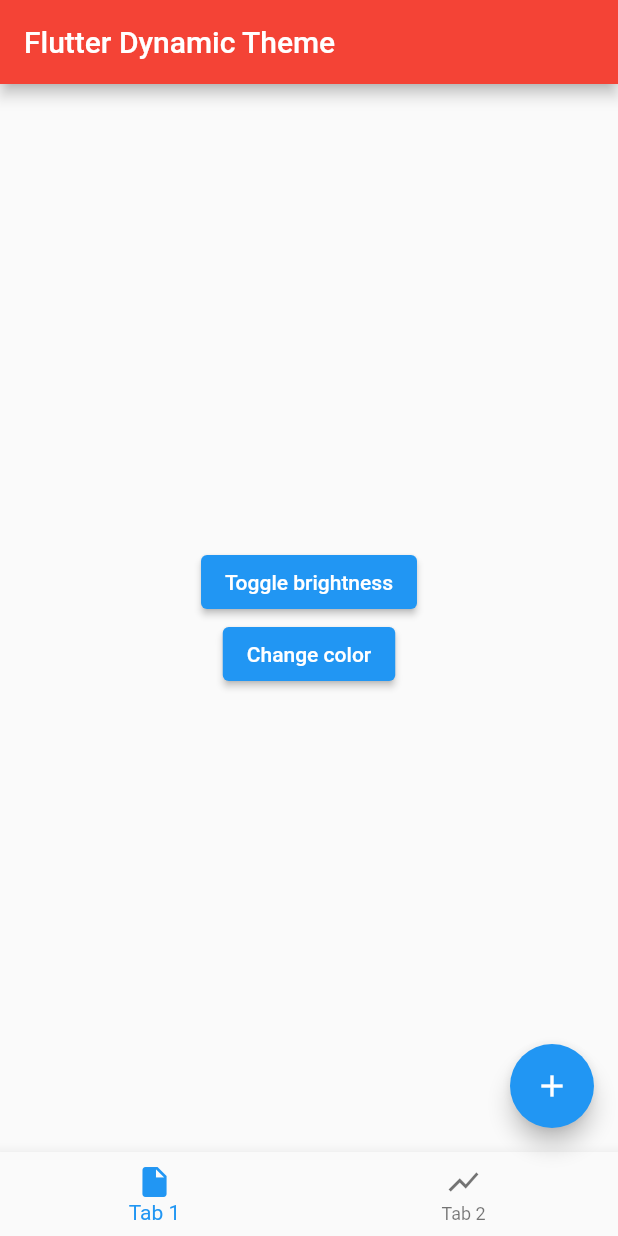
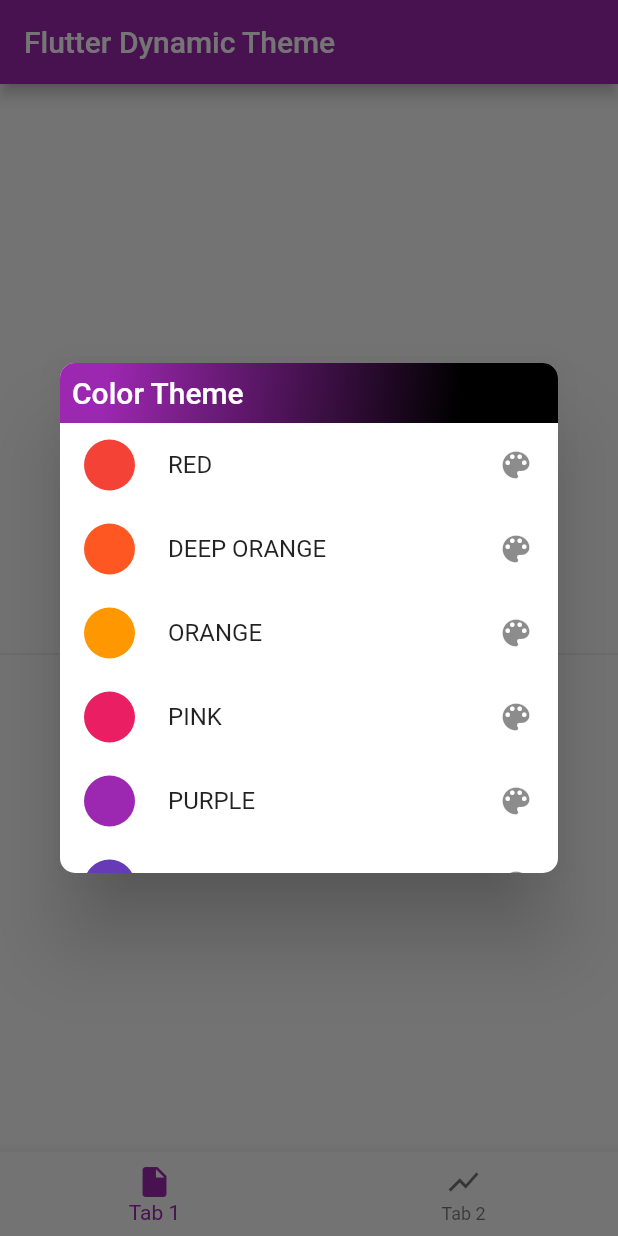
Before and after one commit to Grafritz/flutter_dynamic_theme, a Flutter app: the screen it shows after launch, after a tap on "Change color", on a phone screen of 412 x 824 dp. Run offline on Flutter 3.47's test engine with Material 2 defaults, Android fonts, the phone set to English and light mode, and no system bars; our stand-ins replace shared_preferences.

Commit message:
Add documentation and Screen... Add dynamic_colors

```diff
--- a/example/lib/main.dart
+++ b/example/lib/main.dart
@@ -1,6 +1,7 @@
 import 'package:flutter/material.dart';
 
 import 'package:flutter/services.dart';
+import 'package:flutter_dynamic_theme/dynamic_colors.dart';
 import 'package:flutter_dynamic_theme/flutter_dynamic_theme.dart';
 import 'package:flutter_dynamic_theme/theme_switcher_widgets.dart';
 
@@ -14,7 +15,7 @@
     return FlutterDynamicTheme(
       defaultBrightness: Brightness.light,
       data: (Brightness brightness) => ThemeData(
-        primarySwatch: Colors.indigo,
+        primarySwatch: Colors.purple,
         brightness: brightness,
       ),
       loadBrightnessOnStart: true,
@@ -38,6 +39,9 @@
 }
 
 class _MyHomePageState extends State<MyHomePage> {
+
+  Color _primarySwatch = DynamicColors.primaryColor[1];
+
   @override
   Widget build(BuildContext context) {
     return Scaffold(
@@ -53,15 +57,16 @@
               child: const Text('Toggle brightness'),
             ),
             ElevatedButton(
-              onPressed: changeColor,
+              onPressed: showChooser,
+              child: const Text('Pop Up Change brightness'),
+            ),
+            Divider(),
+            ElevatedButton(
+              onPressed: showActionsSettingsColorTheme,
               child: const Text('Change color'),
             ),
           ],
         ),
-      ),
-      floatingActionButton: FloatingActionButton(
-        onPressed: showChooser,
-        child: const Icon(Icons.add),
       ),
       bottomNavigationBar: BottomNavigationBar(
         items: <BottomNavigationBarItem>[
@@ -78,6 +83,63 @@
     );
   }
 
+  showActionsSettingsColorTheme() {
+    showDialog(
+        context: context,
+        barrierDismissible: true,
+        builder: (BuildContext context) {
+          return AlertDialog(
+              shape: RoundedRectangleBorder(
+                borderRadius: BorderRadius.circular(10),
+              ),
+              title: Container(
+                  width: MediaQuery.of(context).size.width,
+                  decoration: BoxDecoration(
+                    borderRadius: BorderRadius.only(topLeft: Radius.circular(10), topRight: Radius.circular(10)),
+                    gradient: LinearGradient(
+                        begin: Alignment.topLeft,
+                        end: Alignment.bottomRight,
+                        stops: [0.1, 0.8],
+                        colors: [Theme.of(context).primaryColor, Colors.black ]),
+                  ),
+                  padding: EdgeInsets.all(8),
+                  child: Row(
+                    children: <Widget>[
+                      Text( 'Color Theme', style: TextStyle(color: Colors.white),),
+                      Spacer(),
+                      Icon(Icons.close),
+                    ],
+                  )
+              ),
+              titlePadding: EdgeInsets.only(left: 0.0, right: 0.0, top: 0, bottom: 0),
+              contentPadding: EdgeInsets.only(left: 0.0, right: 0.0, top: 0, bottom: 0),
+              content:
+              Container(
+                width: double.maxFinite,
+                height: 300.0,
+                child: ListView.builder(shrinkWrap: true,
+                    itemCount: DynamicColors.primaryColor.length,
+                    itemBuilder: (BuildContext context, int i){
+                      return ListTile(
+                        leading: Container(
+                          decoration: BoxDecoration( borderRadius: BorderRadius.circular(20), color: DynamicColors.primaryColor[i],),
+                          width: 34, height: 34,),
+                        title: Text('${DynamicColors.primaryColorStr[i].toString().toUpperCase()}',),
+                        trailing: Icon(Icons.color_lens),
+                        onTap: () {
+                          setState(() {
+                            _primarySwatch = DynamicColors.primaryColor[i];
+                            FlutterDynamicTheme.of(context).setThemeData(new ThemeData(primarySwatch: _primarySwatch, ));
+                          });
+                          Navigator.pop(context);
+                        },
+                      );
+                    }
+                ),
+              )
+          );
+        });
+  }
   void showChooser() {
     showDialog<void>(
       context: context,
@@ -101,54 +163,3 @@
     );
   }
 }
-
-//region [ Default ]
-class MyApp2 extends StatefulWidget {
-  @override
-  _MyAppState createState() => _MyAppState();
-}
-
-class _MyAppState extends State<MyApp2> {
-  String _platformVersion = 'Unknown';
-
-  @override
-  void initState() {
-    super.initState();
-    // initPlatformState();
-  }
-
-  // Platform messages are asynchronous, so we initialize in an async method.
-  // Future<void> initPlatformState() async {
-  //   String platformVersion;
-  //   // Platform messages may fail, so we use a try/catch PlatformException.
-  //   try {
-  //     platformVersion = await FlutterDynamicTheme.platformVersion;
-  //   } on PlatformException {
-  //     platformVersion = 'Failed to get platform version.';
-  //   }
-  //
-  //   // If the widget was removed from the tree while the asynchronous platform
-  //   // message was in flight, we want to discard the reply rather than calling
-  //   // setState to update our non-existent appearance.
-  //   if (!mounted) return;
-  //
-  //   setState(() {
-  //     _platformVersion = platformVersion;
-  //   });
-  // }
-
-  @override
-  Widget build(BuildContext context) {
-    return MaterialApp(
-      home: Scaffold(
-        appBar: AppBar(
-          title: const Text('Plugin example app'),
-        ),
-        body: Center(
-          child: Text('Running on: $_platformVersion\n'),
-        ),
-      ),
-    );
-  }
-}
-//endregion
--- /dev/null
+++ b/lib/dynamic_colors.dart
@@ -0,0 +1,144 @@
+import 'package:flutter/material.dart';
+
+class DynamicColors{
+  static Color primaryColorSwatch = Colors.deepOrange;
+
+  static List colors = [
+    Colors.red,
+    Colors.purple,
+    Colors.blue,
+    Colors.deepPurple,
+    Colors.orange,
+    Colors.brown,
+    Colors.teal,
+    Colors.indigo,
+    Colors.white
+  ];
+
+  static List primaryColorStr = [
+    'red',
+    'deep Orange',
+    'orange',
+    'pink',
+    'purple',
+    'deep Purple',
+    'brown',
+    'indigo',
+    'blue',
+    'light Blue',
+    'cyan',
+    'blue Grey',
+    'teal',
+    'green',
+  ];
+
+  static List primaryColor = [
+    Colors.red,
+    Colors.deepOrange,
+    Colors.orange,
+    Colors.pink,
+    Colors.purple,
+    Colors.deepPurple,
+    Colors.brown,
+    Colors.indigo,
+    Colors.blue,
+    Colors.lightBlue,
+    Colors.cyan,
+    Colors.blueGrey,
+    Colors.teal,
+    Colors.green,
+  ];
+
+  getColorMaterial({ @required colorPrimary  }){
+    var result = Colors.white60;
+    DynamicColors.primaryColor.forEach((col) {
+      if( col==colorPrimary){
+        return col;
+      }
+    });
+    return result;
+  }
+
+
+  static List<ColorSwatch> materialColors = const <ColorSwatch>[
+    Colors.red,
+    Colors.pink,
+    Colors.purple,
+    Colors.deepPurple,
+    Colors.indigo,
+    Colors.blue,
+    Colors.lightBlue,
+    Colors.cyan,
+    Colors.teal,
+    Colors.green,
+    Colors.lightGreen,
+    Colors.lime,
+    Colors.yellow,
+    Colors.amber,
+    Colors.orange,
+    Colors.deepOrange,
+    Colors.brown,
+    Colors.grey,
+    Colors.blueGrey
+  ];
+
+  static List<ColorSwatch> accentColors = const <ColorSwatch>[
+    Colors.redAccent,
+    Colors.pinkAccent,
+    Colors.purpleAccent,
+    Colors.deepPurpleAccent,
+    Colors.indigoAccent,
+    Colors.blueAccent,
+    Colors.lightBlueAccent,
+    Colors.cyanAccent,
+    Colors.tealAccent,
+    Colors.greenAccent,
+    Colors.lightGreenAccent,
+    Colors.limeAccent,
+    Colors.yellowAccent,
+    Colors.amberAccent,
+    Colors.orangeAccent,
+    Colors.deepOrangeAccent,
+  ];
+
+  static List<ColorSwatch> fullMaterialColors = const <ColorSwatch>[
+    const ColorSwatch(0xFFFFFFFF, {500: Colors.white}),
+    const ColorSwatch(0xFF000000, {500: Colors.black}),
+    Colors.red,
+    Colors.redAccent,
+    Colors.pink,
+    Colors.pinkAccent,
+    Colors.purple,
+    Colors.purpleAccent,
+    Colors.deepPurple,
+    Colors.deepPurpleAccent,
+    Colors.indigo,
+    Colors.indigoAccent,
+    Colors.blue,
+    Colors.blueAccent,
+    Colors.lightBlue,
+    Colors.lightBlueAccent,
+    Colors.cyan,
+    Colors.cyanAccent,
+    Colors.teal,
+    Colors.tealAccent,
+    Colors.green,
+    Colors.greenAccent,
+    Colors.lightGreen,
+    Colors.lightGreenAccent,
+    Colors.lime,
+    Colors.limeAccent,
+    Colors.yellow,
+    Colors.yellowAccent,
+    Colors.amber,
+    Colors.amberAccent,
+    Colors.orange,
+    Colors.orangeAccent,
+    Colors.deepOrange,
+    Colors.deepOrangeAccent,
+    Colors.brown,
+    Colors.grey,
+    Colors.blueGrey
+  ];
+
+}
--- a/lib/flutter_dynamic_theme.dart
+++ b/lib/flutter_dynamic_theme.dart
@@ -5,22 +5,14 @@
 import 'package:flutter/material.dart';
 import 'package:shared_preferences/shared_preferences.dart';
 
+import 'dynamic_colors.dart';
+
 typedef ThemedWidgetBuilder = Widget Function(
     BuildContext context, ThemeData data);
 
 typedef ThemeDataWithBrightnessBuilder = ThemeData Function(
     Brightness brightness);
 
-/*class FlutterDynamicTheme {
-  static const MethodChannel _channel =
-      const MethodChannel('flutter_dynamic_theme');
-
-  static Future<String> get platformVersion async {
-    final String version = await _channel.invokeMethod('getPlatformVersion');
-    return version;
-  }
-
-}*/
 class FlutterDynamicTheme extends StatefulWidget {
   const FlutterDynamicTheme({
     Key key,
@@ -52,6 +44,8 @@
   static DynamicThemeState of(BuildContext context) {
     return context.findAncestorStateOfType<State<FlutterDynamicTheme>>();
   }
+
+  getPrimarySwatch() {}
 }
 
 class DynamicThemeState extends State<FlutterDynamicTheme> {
@@ -61,13 +55,18 @@
 
   bool _shouldLoadBrightness;
 
+  Color _primarySwatch;
+
   static const String _sharedPreferencesKey = 'isDark';
+  static const String _sharedPreferencesColorKey = 'primarySwatchColor';
 
   /// Get the current `ThemeData`
   ThemeData get themeData => _themeData;
 
   /// Get the current `Brightness`
   Brightness get brightness => _brightness;
+
+  Color get primarySwatch => _primarySwatch;//DynamicColors.primaryColor[1];
 
   @override
   void initState() {
@@ -94,6 +93,7 @@
     _brightness = widget.defaultBrightness;
     _themeData = widget.data(_brightness);
     _shouldLoadBrightness = widget.loadBrightnessOnStart;
+    _primarySwatch: primarySwatch;
   }
 
   @override
@@ -110,11 +110,12 @@
 
   /// Sets the new brightness
   /// Rebuilds the tree
-  Future<void> setBrightness(Brightness brightness) async {
+  Future<void> setBrightness(Brightness brightness, { Color primarySwatch }) async {
     // Update state with new values
     setState(() {
       _themeData = widget.data(brightness);
       _brightness = brightness;
+      _primarySwatch = primarySwatch;
     });
     // Save the brightness
     await _saveBrightness(brightness);
@@ -131,12 +132,37 @@
   }
 
   /// Changes the theme using the provided `ThemeData`
-  void setThemeData(ThemeData data) {
+  void setThemeData(ThemeData data, { Color primarySwatch }) {
     setState(() {
       _themeData = data;
+      _primarySwatch = data.primaryColor;
     });
+    // Save the primarySwatch
+    _setPrimarySwatch(_primarySwatch);
   }
 
+
+  /// Returns a color that gives you the latest PrimarySwatch
+  getPrimarySwatch() async {
+    final SharedPreferences prefs = await SharedPreferences.getInstance();
+    // Gets the color stored in prefs
+    // Or returns the `primarySwatch` color or the default color
+    int key = prefs.getInt(_sharedPreferencesColorKey)??1;
+    return DynamicColors.primaryColor[ key ];
+  }
+  /// Saves the PrimarySwatch in `SharedPreferences`
+  Future<void> _setPrimarySwatch(var primarySwatch) async {
+    //! Shouldn't save the primarySwatch if you don't different
+    if (primarySwatch==_primarySwatch) {
+      return;
+    }
+    final SharedPreferences prefs = await SharedPreferences.getInstance();
+    // get the Id of primarySwatch
+    int index = DynamicColors.primaryColor.indexWhere((e) => e==primarySwatch).round();
+    int valColor = index<0?1:index;
+    // Saves _primarySwatch color
+    await prefs.setInt( _sharedPreferencesColorKey, valColor);
+  }
   /// Saves the provided brightness in `SharedPreferences`
   Future<void> _saveBrightness(Brightness brightness) async {
     //! Shouldn't save the brightness if you don't want to load it
@@ -145,8 +171,7 @@
     }
     final SharedPreferences prefs = await SharedPreferences.getInstance();
     // Saves whether or not the provided brightness is dark
-    await prefs.setBool(
-        _sharedPreferencesKey, brightness == Brightness.dark ? true : false);
+    await prefs.setBool( _sharedPreferencesKey, brightness == Brightness.dark ? true : false);
   }
 
   /// Returns a boolean that gives you the latest brightness
@@ -154,8 +179,7 @@
     final SharedPreferences prefs = await SharedPreferences.getInstance();
     // Gets the bool stored in prefs
     // Or returns whether or not the `defaultBrightness` is dark
-    return prefs.getBool(_sharedPreferencesKey) ??
-        widget.defaultBrightness == Brightness.dark;
+    return prefs.getBool(_sharedPreferencesKey) ?? widget.defaultBrightness == Brightness.dark;
   }
 
   @override
--- a/pubspec.yaml
+++ b/pubspec.yaml
@@ -1,8 +1,8 @@
 name: flutter_dynamic_theme
 description: Vous permet de spécifier un certain nombre de thèmes de couleurs parmi lesquels l'utilisateur peut choisir. Persiste le thème sélectionné lors des redémarrages de l'application.
 version: 1.0.1
-author: Jean Fritz DUVERSEAU
-homepage:
+#author: Jean Fritz DUVERSEAU
+homepage: https://github.com/Grafritz/flutter_dynamic_theme
 
 environment:
   sdk: ">=2.7.0 <3.0.0"
```
Also changed, not shown: assets/Screenshot1.png (added), assets/Screenshot2.png (added), assets/Screenshot3.png (added), assets/Screenshot4.png (added), assets/Screenshot5.png (added), assets/Screenshot6.png (added), assets/Screenshot7.png (added), example/pubspec.lock, 3 other files.
